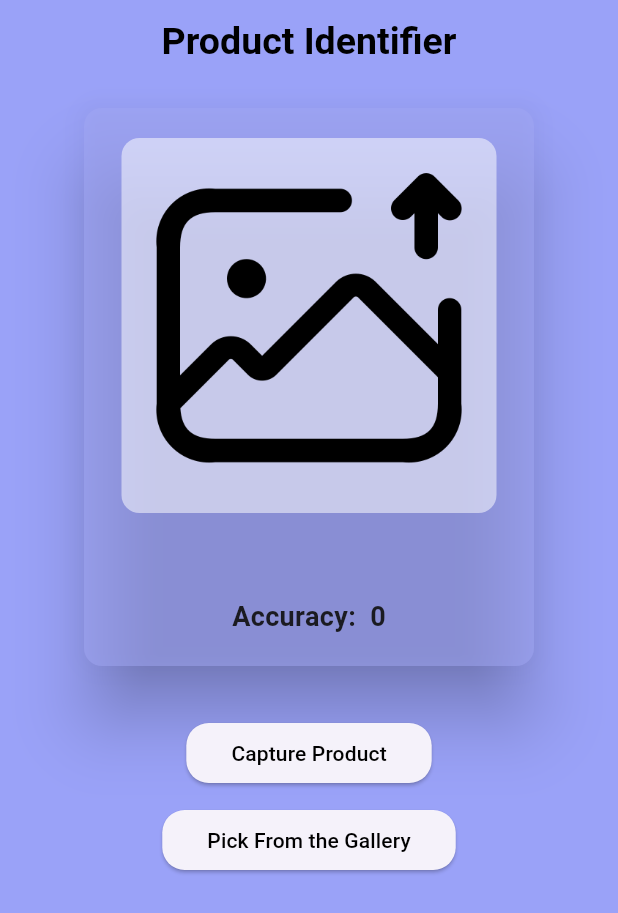
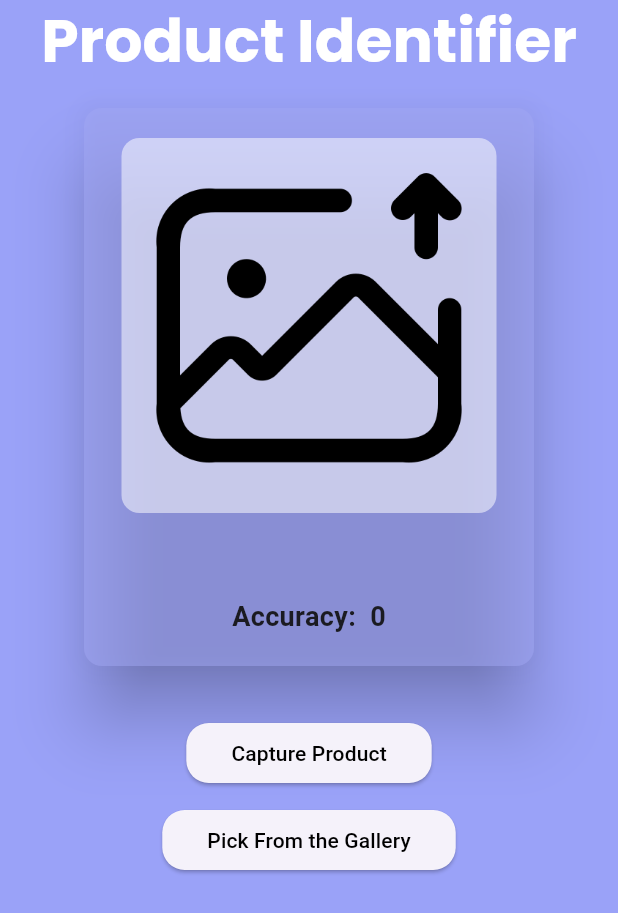
Before and after one commit to rishithamenush/Product_Identifier, a Flutter app: the screen it shows after launch, after a tap on "Get Started", on a phone screen of 412 x 824 dp. Shown: the top 913 px of the screen. Run offline on Flutter 3.47's test engine with Material 3 defaults, Android fonts, the phone set to English and light mode, and no system bars; our stand-ins replace google_fonts, image_picker, lottie; missing offline and left inert: flutter_tflite; network calls fail.

Commit message:
Update the pubspec.yaml

```diff
--- a/lib/home_page.dart
+++ b/lib/home_page.dart
@@ -2,6 +2,7 @@ import 'dart:io';
 
 import 'package:flutter/material.dart';
 import 'package:flutter_tflite/flutter_tflite.dart';
+import 'package:google_fonts/google_fonts.dart';
 import 'package:image_picker/image_picker.dart';
 import 'dart:developer' as devtools;
 
@@ -106,13 +107,14 @@ class _MyHomePageState extends State<MyHomePage> {
     return Scaffold(
       appBar: AppBar(
         backgroundColor: Color.fromARGB(255, 154, 162, 248),
-        title: const Center(
+        title: Center(
           child: Text(
-            "Product Identifier",
-            style: TextStyle(
-              color: Color.fromARGB(255, 0, 0, 0),
+            'Product Identifier',
+            textAlign: TextAlign.center,
+            style: GoogleFonts.poppins(
+              color: Colors.white,
+              fontSize: 40,
               fontWeight: FontWeight.bold,
-              fontSize: 25,
             ),
           ),
         ),
--- a/lib/splash_screen.dart
+++ b/lib/splash_screen.dart
@@ -1,4 +1,5 @@
 import 'package:flutter/material.dart';
+import 'package:google_fonts/google_fonts.dart';
 import 'package:lottie/lottie.dart';
 import 'package:product_identifier/home_page.dart'; // Make sure this import is correct
 
@@ -17,19 +18,18 @@ class _SplashScreenState extends State<SplashScreen> {
       body: Stack(
         alignment: Alignment.center,
         children: [
-          // Logo Text "Product Identifier"
           Positioned(
-            top: 100, // Adjust based on your layout
+            top: 120,
             child: Text(
-              'Product Identifier',
-              style: TextStyle(
-                color: Colors.white, // Choose a color that fits the background
-                fontSize: 40, // Adjust font size as needed
+              'Product\nIdentifier',
+              textAlign: TextAlign.center,
+              style: GoogleFonts.poppins(
+                color: Colors.white,
+                fontSize: 60,
                 fontWeight: FontWeight.bold,
               ),
             ),
           ),
-
           Center(
             child: Lottie.network(
                 'https://lottie.host/26aabf37-daf6-4161-aa7a-9aa990a552d8/KiaWLbthWL.json'),
@@ -50,7 +50,7 @@ class _SplashScreenState extends State<SplashScreen> {
                   shape: RoundedRectangleBorder(
                     borderRadius: BorderRadius.circular(25),
                   ),
-                  foregroundColor: Color.fromARGB(255, 0, 0, 0),
+                  foregroundColor: Color.fromARGB(255, 94, 105, 230),
                 ),
                 child: const Text(
                   "Get Started",
--- a/pubspec.yaml
+++ b/pubspec.yaml
@@ -35,6 +35,7 @@ dependencies:
   flutter_tflite: ^1.0.1
   lottie: ^3.1.0
   google_fonts: ^6.1.0
+  google_nav_bar: ^5.0.6
 
 dev_dependencies:
   flutter_test:
```
